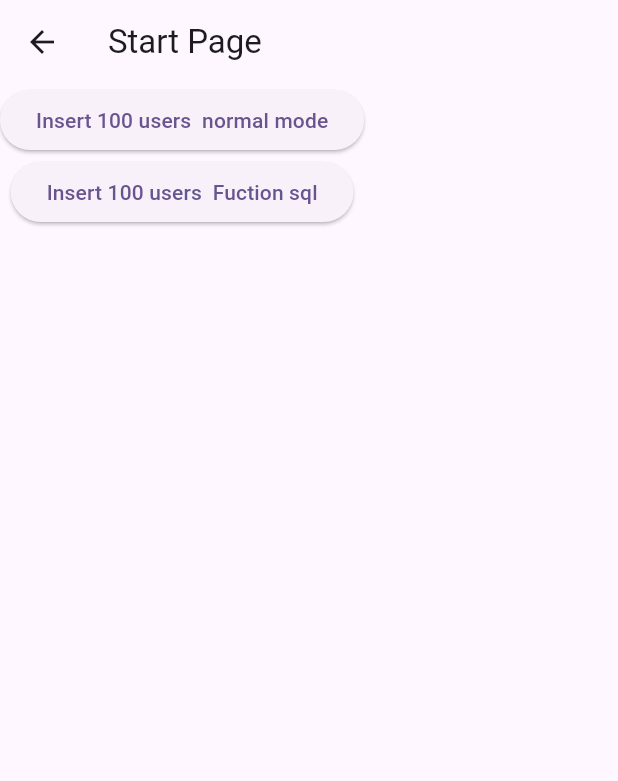
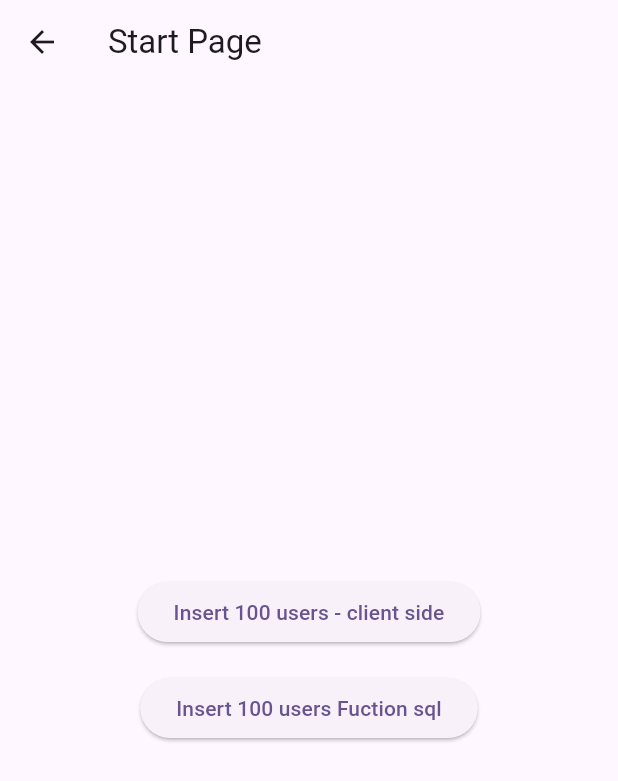
Before and after one commit to victormanuelfrancodev/supabase_carshop, a Flutter app: the StartPage screen opened directly, on a phone screen of 412 x 824 dp. Shown: the top 781 px of the screen. Run offline on Flutter 3.47's test engine with Material 3 defaults, Android fonts, the light colour scheme and no system bars; our stand-ins replace flutter_dotenv, supabase_flutter; accounts and stored records are empty.

Commit message:
update positions column

```diff
--- a/lib/home/start_page.dart
+++ b/lib/home/start_page.dart
@@ -9,7 +9,6 @@ class StartPage extends StatefulWidget {
 }
 
 class _StartPageState extends State<StartPage> {
-
   Stopwatch stopwatch = Stopwatch();
 
   Future<void> insert100UsersFunctionSQL() async {
@@ -40,26 +39,37 @@ class _StartPageState extends State<StartPage> {
         title: const Text('Start Page'),
       ),
       body: Column(
+        mainAxisAlignment: MainAxisAlignment.center,
         children: [
-          ElevatedButton(
+          Center(
+            child: Padding(
+              padding: const EdgeInsets.all(8.0),
+              child: ElevatedButton(
                 onPressed: () async {
                   stopwatch.reset();
                   stopwatch.start();
                   await insert100Users();
                   stopwatch.stop();
-              print('Normal mode: ${stopwatch.elapsed}');
+                  print('Client side: ${stopwatch.elapsed}');
                 },
-            child: const Text('Insert 100 users  normal mode'),
+                child: const Text('Insert 100 users - client side'),
               ),
-          ElevatedButton(
+            ),
+          ),
+          Center(
+            child: Padding(
+              padding: const EdgeInsets.all(8.0),
+              child: ElevatedButton(
                 onPressed: () async {
                   stopwatch.reset();
                   stopwatch.start();
                   await insert100UsersFunctionSQL();
                   stopwatch.stop();
-              print('Function sql mode: ${stopwatch.elapsed}');
+                  print('Function sql: ${stopwatch.elapsed}');
                 },
-            child: const Text('Insert 100 users  Fuction sql'),
+                child: const Text('Insert 100 users Fuction sql'),
+              ),
+            ),
           ),
         ],
       ),
```
Lines whose indentation alone changed are shown as unchanged.
